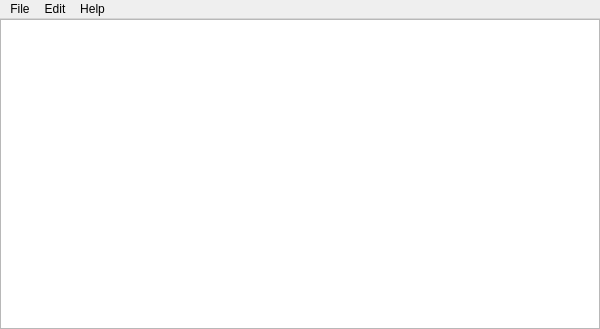
Before: the Qt Designer form mainwindow.ui in BenDoan/BenPad, drawn with Qt 5.
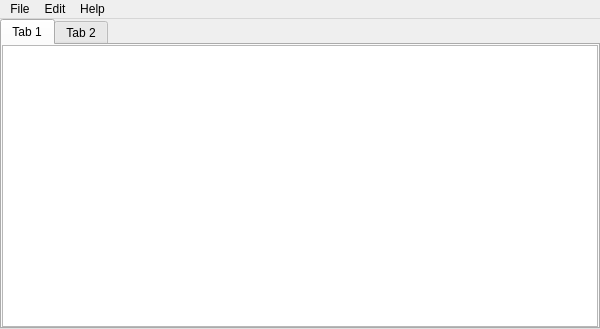
After: the same form once the commit is applied.

Commit message: started implementing tabs

Patch:
```diff
--- a/mainwindow.ui
+++ b/mainwindow.ui
@@ -37,19 +37,31 @@
      <number>0</number>
     </property>
     <item row="0" column="0">
-     <widget class="QTextEdit" name="textEdit">
-      <property name="sizePolicy">
-       <sizepolicy hsizetype="Expanding" vsizetype="Expanding">
-        <horstretch>0</horstretch>
-        <verstretch>0</verstretch>
-       </sizepolicy>
+     <widget class="QTabWidget" name="tabWidget">
+      <property name="currentIndex">
+       <number>0</number>
       </property>
-      <property name="minimumSize">
-       <size>
-        <width>0</width>
-        <height>0</height>
-       </size>
-      </property>
+      <widget class="QWidget" name="tab_3">
+       <attribute name="title">
+        <string>Tab 1</string>
+       </attribute>
+       <layout class="QHBoxLayout" name="horizontalLayout">
+        <property name="spacing">
+         <number>0</number>
+        </property>
+        <property name="margin">
+         <number>0</number>
+        </property>
+        <item>
+         <widget class="QTextEdit" name="textEdit"/>
+        </item>
+       </layout>
+      </widget>
+      <widget class="QWidget" name="tab_4">
+       <attribute name="title">
+        <string>Tab 2</string>
+       </attribute>
+      </widget>
      </widget>
     </item>
    </layout>
```
The commit also changes 2 other files.
